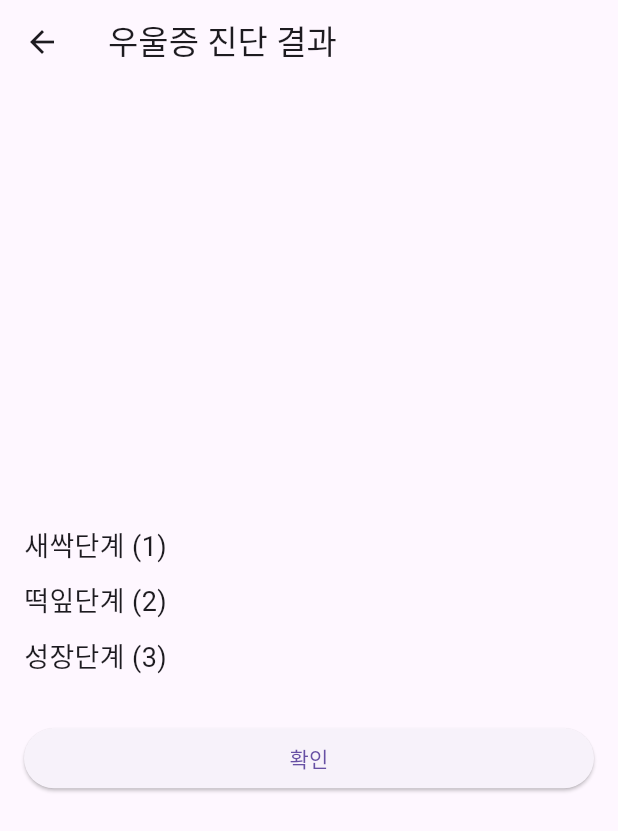
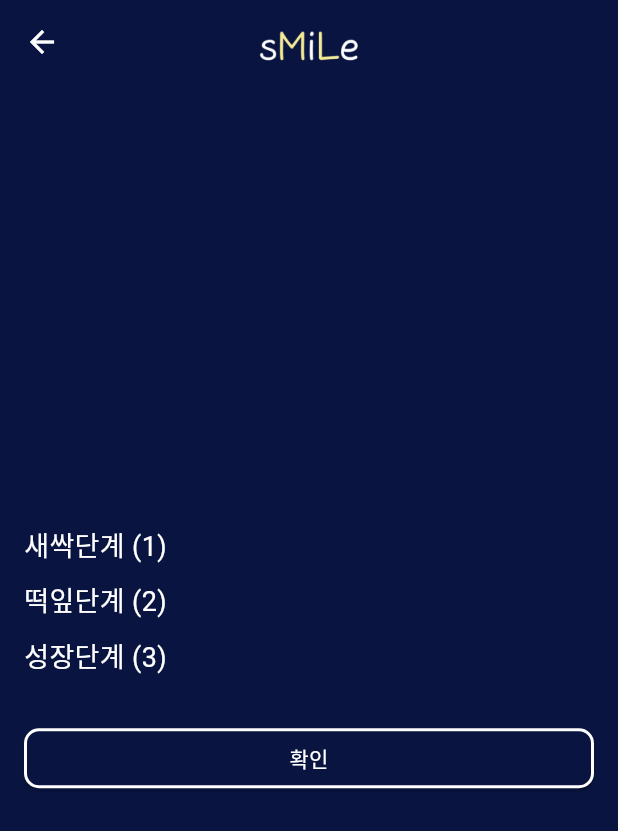
Before and after one commit to bk123477/2024-SolutionChallenge-sMiLe, a Flutter app: the ResultScreen screen opened directly, on a phone screen of 412 x 824 dp. Shown: the top 831 px of the screen. Run offline on Flutter 3.47's test engine with Material 3 defaults, Android fonts, the phone set to English and light mode, and no system bars.

Commit message:
design : result_screen

```diff
--- a/lib/screen/part1/result_screen.dart
+++ b/lib/screen/part1/result_screen.dart
@@ -1,33 +1,48 @@
 import 'package:flutter/material.dart';
 import '../part2/home_screen.dart';
+import '../../config/palette.dart'; // Palette 클래스를 정의한 파일을 임포트합니다.
 
 class ResultScreen extends StatelessWidget {
   @override
   Widget build(BuildContext context) {
     return Scaffold(
       appBar: AppBar(
-        title: Text('우울증 진단 결과'),
+        backgroundColor: Colors.transparent,
+        elevation: 0,
+        iconTheme: IconThemeData(
+          color: Colors.white, // AppBar 아이콘 색상을 흰색으로 설정
+        ),
+        title: Image.asset(
+          'asset/img/smilelettering.png',
+          height: 40.0, // 이미지 높이 조절
+        ),
+        centerTitle: true,
       ),
+      backgroundColor: Palette.bgColor, // 배경색을 Palette 클래스의 bgColor로 설정
       body: Padding(
         padding: EdgeInsets.all(16.0),
         child: Column(
           mainAxisAlignment: MainAxisAlignment.center,
           crossAxisAlignment: CrossAxisAlignment.stretch,
           children: <Widget>[
-            Text('새싹단계 (1)', style: TextStyle(fontSize: 18)),
+            Text('새싹단계 (1)', style: TextStyle(fontSize: 18, color: Colors.white)),
             SizedBox(height: 10),
-            Text('떡잎단계 (2)', style: TextStyle(fontSize: 18)),
+            Text('떡잎단계 (2)', style: TextStyle(fontSize: 18, color: Colors.white)),
             SizedBox(height: 10),
-            Text('성장단계 (3)', style: TextStyle(fontSize: 18)),
+            Text('성장단계 (3)', style: TextStyle(fontSize: 18, color: Colors.white)),
             SizedBox(height: 30),
             ElevatedButton(
               onPressed: () {
-                // HomeScreen으로 이동하고, 뒤로 가기로 결과 화면으로 돌아오지 못하게 함
                 Navigator.pushReplacement(
                   context,
                   MaterialPageRoute(builder: (context) => HomeScreen()),
                 );
               },
+              style: ElevatedButton.styleFrom(
+                foregroundColor: Colors.white, backgroundColor: Palette.bgColor, // 버튼 글씨 색상을 흰색으로 설정
+                side: BorderSide(color: Colors.white, width: 2), // 버튼의 테두리를 흰색으로 설정
+                shape: RoundedRectangleBorder(borderRadius: BorderRadius.circular(10)), // 버튼 모서리를 둥글게 처리
+              ),
               child: Text('확인'),
             ),
           ],
```
